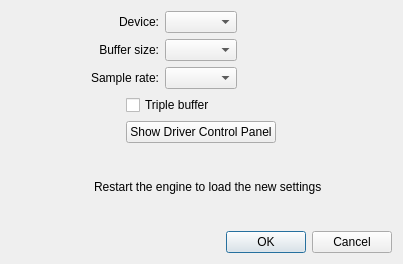
First picture: the form in resources/ui/carla_settings_driver.ui, repository falkTX/Carla, before the edit.
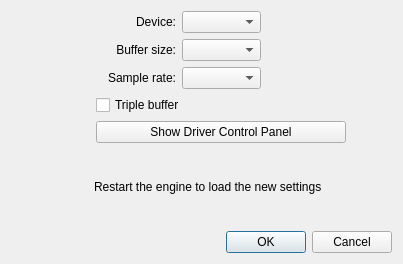
Second picture: the form after the edit. Icons and pictures are not drawn.

The edit to the form file:
```diff
--- a/resources/ui/carla_settings_driver.ui
+++ b/resources/ui/carla_settings_driver.ui
@@ -37,7 +37,7 @@
      </property>
      <property name="sizeHint" stdset="0">
       <size>
-       <width>1</width>
+       <width>40</width>
        <height>1</height>
       </size>
      </property>
@@ -61,6 +61,9 @@
      <property name="orientation">
       <enum>Qt::Horizontal</enum>
      </property>
+     <property name="sizeType">
+      <enum>QSizePolicy::Fixed</enum>
+     </property>
      <property name="sizeHint" stdset="0">
       <size>
        <width>40</width>
@@ -94,10 +97,13 @@
      <property name="orientation">
       <enum>Qt::Horizontal</enum>
      </property>
+     <property name="sizeType">
+      <enum>QSizePolicy::Fixed</enum>
+     </property>
      <property name="sizeHint" stdset="0">
       <size>
        <width>40</width>
-       <height>20</height>
+       <height>1</height>
       </size>
      </property>
     </spacer>
```
